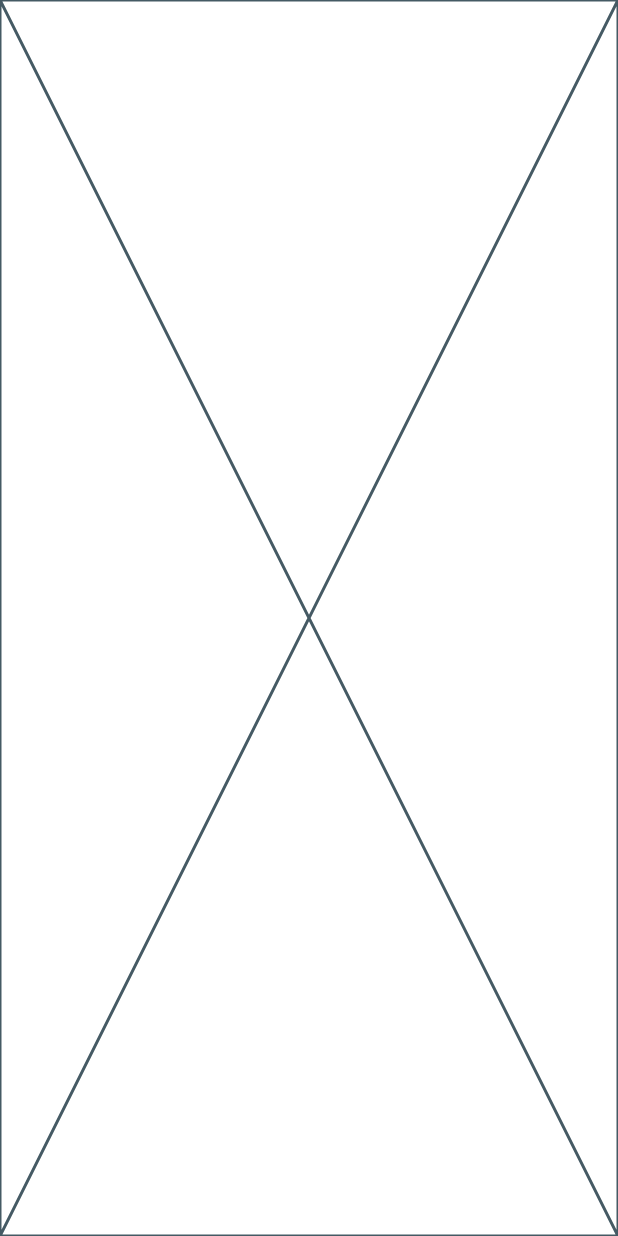
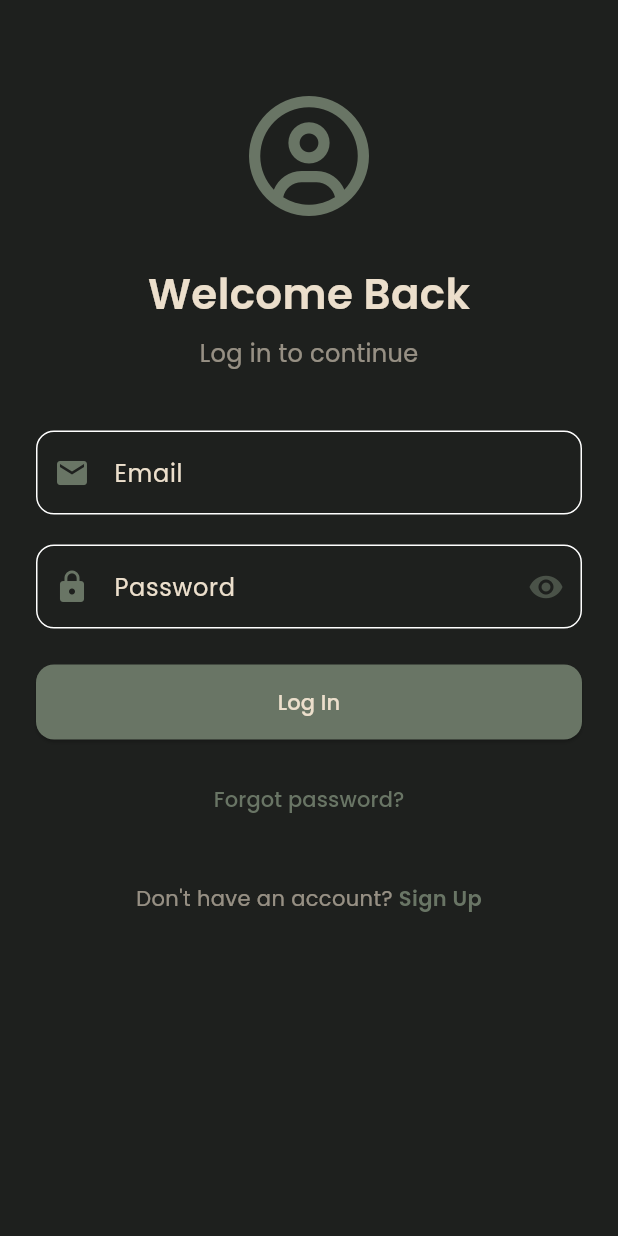
Before and after one commit to AntonKochurka/habit-trackerv2, a Flutter app: the screen it shows after launch, on a phone screen of 412 x 824 dp. Run offline on Flutter 3.47's test engine with Material 3 defaults, Android fonts, the phone set to English and light mode, and no system bars; drawn by our look-alikes of flutter_form_builder; our stand-ins replace bloc, dio, flutter_bloc, flutter_dotenv, font_awesome_flutter, form_builder_validators and 2 more.

Commit message:
ADD: Events, their implementation. Forms

```diff
--- a/lib/app.dart
+++ b/lib/app.dart
@@ -1,5 +1,8 @@
 import 'package:flutter/material.dart';
 import 'package:flutter_bloc/flutter_bloc.dart';
+import 'package:habit_trackerv2/core/theme.dart';
+import 'package:habit_trackerv2/features/auth/screens/login_screen.dart';
+import 'package:habit_trackerv2/features/auth/screens/signup_screen.dart';
 import 'core/navigation/cubit/navigation_cubit.dart';
 
 class App extends StatelessWidget {
@@ -10,10 +13,17 @@ class App extends StatelessWidget {
     return BlocProvider(
       create: (_) => NavigationCubit(),
       child: MaterialApp(
+        theme: lightTheme,
+        darkTheme: darkTheme,
+        themeMode: ThemeMode.dark,
         home: BlocBuilder<NavigationCubit, NavigationState>(
           builder: (context, state) {
-            if (state is NavigationAuthPage) {
+            if (state is NavigationSplashPage) {
               return const Placeholder();
+            } else if (state is NavigationLogInPage) {
+              return LogInScreen();
+            } else if (state is NavigationSignUpPage) {
+              return SignUpScreen();
             } else if (state is NavigationCalendarPage) {
               return const Placeholder();
             }
--- a/lib/core/navigation/cubit/navigation_cubit.dart
+++ b/lib/core/navigation/cubit/navigation_cubit.dart
@@ -15,7 +15,7 @@ class NavigationCubit extends Cubit<NavigationState> {
     if (isAuthenticated) {
       emit(NavigationCalendarPage());
     } else {
-      emit(NavigationAuthPage());
+      emit(NavigationLogInPage());
     }
   }
 
@@ -24,7 +24,8 @@ class NavigationCubit extends Cubit<NavigationState> {
   }
 
   void navigateSplash() => emit(NavigationSplashPage());
-  void navigateAuth() => emit(NavigationAuthPage());
+  void navigateLogIn() => emit(NavigationLogInPage());
+  void navigateSignUp() => emit(NavigationSignUpPage());
   void navigateCalendar() => emit(NavigationCalendarPage());
   void navigateDay() => emit(NavigationDayPage());
   void navigateHabit() => emit(NavigationHabitPage());
--- a/lib/core/navigation/cubit/navigation_state.dart
+++ b/lib/core/navigation/cubit/navigation_state.dart
@@ -5,7 +5,9 @@ sealed class NavigationState {}
 
 final class NavigationSplashPage extends NavigationState {}
 
-final class NavigationAuthPage extends NavigationState {}
+final class NavigationLogInPage extends NavigationState {}
+
+final class NavigationSignUpPage extends NavigationState {}
 
 final class NavigationCalendarPage extends NavigationState {}
 
--- /dev/null
+++ b/lib/core/theme.dart
@@ -0,0 +1,52 @@
+import 'package:flutter/material.dart';
+import 'package:google_fonts/google_fonts.dart';
+
+final lightTheme = ThemeData(
+  brightness: Brightness.light,
+  primaryColor: Color.fromRGBO(150, 167, 141, 1),
+  scaffoldBackgroundColor: Color.fromRGBO(240, 240, 240, 1),
+  cardColor: Colors.white,
+  textTheme: GoogleFonts.poppinsTextTheme(
+    ThemeData.light().textTheme,
+  ),
+  iconTheme: IconThemeData(color: Color.fromRGBO(150, 167, 141, 1)),
+  elevatedButtonTheme: ElevatedButtonThemeData(
+    style: ElevatedButton.styleFrom(
+      backgroundColor: Color.fromRGBO(150, 167, 141, 1),
+      foregroundColor: Colors.white,
+      shape: RoundedRectangleBorder(borderRadius: BorderRadius.circular(12)),
+    ),
+  ),
+  colorScheme: ColorScheme.light(
+    primary: Color.fromRGBO(150, 167, 141, 1),
+    secondary: Color.fromRGBO(182, 206, 180, 1),
+    surface: Color.fromRGBO(217, 233, 207, 1),
+    onPrimary: Colors.white,
+    onSecondary: Colors.white,
+  ),
+);
+
+final darkTheme = ThemeData(
+  brightness: Brightness.dark,
+  primaryColor: Color.fromRGBO(105, 117, 101, 1),
+  scaffoldBackgroundColor: Color.fromRGBO(30, 32, 30, 1),
+  cardColor: Color.fromRGBO(60, 61, 55, 1),
+  textTheme: GoogleFonts.poppinsTextTheme(
+    ThemeData.dark().textTheme,
+  ),
+  iconTheme: IconThemeData(color: Color.fromRGBO(236, 223, 204, 1)),
+  elevatedButtonTheme: ElevatedButtonThemeData(
+    style: ElevatedButton.styleFrom(
+      backgroundColor: Color.fromRGBO(105, 117, 101, 1),
+      foregroundColor: Color.fromRGBO(236, 223, 204, 1),
+      shape: RoundedRectangleBorder(borderRadius: BorderRadius.circular(12)),
+    ),
+  ),
+  colorScheme: ColorScheme.dark(
+    primary: Color.fromRGBO(105, 117, 101, 1),
+    secondary: Color.fromRGBO(60, 61, 55, 1),
+    surface: Color.fromRGBO(60, 61, 55, 1),
+    onPrimary: Color.fromRGBO(236, 223, 204, 1),
+    onSurface: Color.fromRGBO(236, 223, 204, 1),
+  ),
+);
--- a/lib/features/auth/bloc/auth_event.dart
+++ b/lib/features/auth/bloc/auth_event.dart
@@ -2,3 +2,17 @@ part of 'auth_bloc.dart';
 
 @immutable
 sealed class AuthEvent {}
+
+class AuthLogInSubmitted extends AuthEvent {
+  final String email;
+  final String password;
+
+  AuthLogInSubmitted({required this.email, required this.password});
+}
+
+class AuthSignUpSubmitted extends AuthEvent {
+  final String email;
+  final String password;
+
+  AuthSignUpSubmitted({required this.email, required this.password});
+}
--- a/lib/features/auth/bloc/auth_state.dart
+++ b/lib/features/auth/bloc/auth_state.dart
@@ -4,3 +4,12 @@ part of 'auth_bloc.dart';
 sealed class AuthState {}
 
 final class AuthInitial extends AuthState {}
+
+final class AuthLoading extends AuthState {}
+
+final class AuthSuccess extends AuthState {}
+
+final class AuthFailure extends AuthState {
+  final String errorMessage;
+  AuthFailure(this.errorMessage);
+}
--- /dev/null
+++ b/lib/features/auth/components/login_form/login_form/footer.dart
@@ -0,0 +1,32 @@
+import 'package:flutter/material.dart';
+import 'package:flutter_bloc/flutter_bloc.dart';
+import 'package:google_fonts/google_fonts.dart';
+import 'package:habit_trackerv2/core/navigation/cubit/navigation_cubit.dart';
+
+class LogInFooter extends StatelessWidget {
+  const LogInFooter({super.key});
+
+  @override
+  Widget build(BuildContext context) {
+    final colorScheme = Theme.of(context).colorScheme;
+
+    return Row(
+      mainAxisAlignment: MainAxisAlignment.center,
+      children: [
+        Text(
+          "Don't have an account? ",
+          style: GoogleFonts.poppins(color: colorScheme.onSurface.withAlpha(150)),
+        ),
+        GestureDetector(
+          onTap: () {
+            context.read<NavigationCubit>().navigateSignUp();
+          },
+          child: Text(
+            'Sign Up',
+            style: GoogleFonts.poppins(color: colorScheme.primary, fontWeight: FontWeight.w600),
+          ),
+        ),
+      ],
+    );
+  }
+}
--- /dev/null
+++ b/lib/features/auth/components/login_form/login_form/form.dart
@@ -0,0 +1,84 @@
+import 'package:flutter/material.dart';
+import 'package:flutter_bloc/flutter_bloc.dart';
+import 'package:flutter_form_builder/flutter_form_builder.dart';
+import 'package:form_builder_validators/form_builder_validators.dart';
+import 'package:google_fonts/google_fonts.dart';
+import 'package:habit_trackerv2/features/auth/bloc/auth_bloc.dart';
+import 'package:habit_trackerv2/features/auth/components/password_field.dart';
+
+class LogInForm extends StatelessWidget {
+  const LogInForm({super.key});
+
+  @override
+  Widget build(BuildContext context) {
+    final formKey = GlobalKey<FormBuilderState>();
+    final colorScheme = Theme.of(context).colorScheme;
+
+    return FormBuilder(
+      key: formKey,
+      child: Column(
+        children: [
+          FormBuilderTextField(
+            name: 'email',
+            decoration: InputDecoration(
+              labelText: 'Email',
+              labelStyle: GoogleFonts.poppins(),
+              prefixIcon: Icon(Icons.email, color: colorScheme.primary),
+              border: OutlineInputBorder(borderRadius: BorderRadius.circular(12)),
+            ),
+            validator: FormBuilderValidators.compose([
+              FormBuilderValidators.required(),
+              FormBuilderValidators.email(),
+            ]),
+          ),
+          const SizedBox(height: 20),
+          PasswordField(
+            name: 'password',
+            labelText: 'Password',
+          ),
+          const SizedBox(height: 24),
+          SizedBox(
+            width: double.infinity,
+            height: 50,
+            child: BlocConsumer<AuthBloc, AuthState>(
+              listener: (context, state) {
+                if (state is AuthFailure) {
+                  ScaffoldMessenger.of(context).showSnackBar(
+                    SnackBar(
+                      content: Text(state.errorMessage),
+                    )
+                  );
+                }
+              },
+              builder: (context, state) {
+                return ElevatedButton(
+                  onPressed: state is AuthLoading
+                      ? null
+                      : () {
+                          if (formKey.currentState?.saveAndValidate() ?? false) {
+                            final data = formKey.currentState!.value;
+                            context.read<AuthBloc>().add(
+                                  AuthLogInSubmitted(
+                                    email: data["email"],
+                                    password: data["password"],
+                                  ),
+                                );
+                          }
+                        },
+                  child: state is AuthLoading
+                      ? const CircularProgressIndicator()
+                      : const Text("Log In"),
+                );
+              },
+            ),
+          ),
+          const SizedBox(height: 16),
+          TextButton(
+            onPressed: () {},
+            child: Text('Forgot password?', style: GoogleFonts.poppins(color: colorScheme.primary)),
+          ),
+        ],
+      ),
+    );
+  }
+}
--- /dev/null
+++ b/lib/features/auth/components/login_form/login_form/header.dart
@@ -0,0 +1,34 @@
+import 'package:flutter/material.dart';
+import 'package:font_awesome_flutter/font_awesome_flutter.dart';
+import 'package:google_fonts/google_fonts.dart';
+
+class LogInHeader extends StatelessWidget {
+  const LogInHeader({super.key});
+
+  @override
+  Widget build(BuildContext context) {
+    final colorScheme = Theme.of(context).colorScheme;
+    return Column(
+      children: [
+        Icon(FontAwesomeIcons.circleUser, size: 80, color: colorScheme.primary),
+        const SizedBox(height: 32),
+        Text(
+          'Welcome Back',
+          style: GoogleFonts.poppins(
+            fontSize: 28,
+            fontWeight: FontWeight.w600,
+            color: colorScheme.onSurface,
+          ),
+        ),
+        const SizedBox(height: 8),
+        Text(
+          'Log in to continue',
+          style: GoogleFonts.poppins(
+            fontSize: 16,
+            color: colorScheme.onSurface.withAlpha(150),
+          ),
+        ),
+      ],
+    );
+  }
+}
--- /dev/null
+++ b/lib/features/auth/components/password_field.dart
@@ -0,0 +1,59 @@
+import 'package:flutter/material.dart';
+import 'package:flutter_form_builder/flutter_form_builder.dart';
+import 'package:form_builder_validators/form_builder_validators.dart';
+import 'package:google_fonts/google_fonts.dart';
+
+class PasswordField extends StatefulWidget {
+  final String name;
+  final String labelText;
+  final String? Function(String?)? validator;
+
+  const PasswordField({
+    super.key,
+    required this.name,
+    required this.labelText,
+    this.validator,
+  });
+
+  @override
+  State<PasswordField> createState() => _PasswordFieldState();
+}
+
+class _PasswordFieldState extends State<PasswordField> {
+  bool _obscureText = true;
+
+  void _togglePasswordVisibility() {
+    setState(() {
+      _obscureText = !_obscureText;
+    });
+  }
+
+  @override
+  Widget build(BuildContext context) {
+    final colorScheme = Theme.of(context).colorScheme;
+
+    return FormBuilderTextField(
+      name: widget.name,
+      obscureText: _obscureText,
+      decoration: InputDecoration(
+        labelText: widget.labelText,
+        labelStyle: GoogleFonts.poppins(),
+        prefixIcon: Icon(Icons.lock, color: colorScheme.primary),
+        suffixIcon: IconButton(
+          icon: Icon(
+            _obscureText ? Icons.visibility : Icons.visibility_off,
+            color: colorScheme.primary.withAlpha(150),
+          ),
+          onPressed: _togglePasswordVisibility,
+        ),
+        border: OutlineInputBorder(
+          borderRadius: BorderRadius.circular(12),
+        ),
+      ),
+      validator: widget.validator ?? FormBuilderValidators.compose([
+        FormBuilderValidators.required(),
+        FormBuilderValidators.minLength(6),
+      ]),
+    );
+  }
+}
--- /dev/null
+++ b/lib/features/auth/screens/login_screen.dart
@@ -0,0 +1,29 @@
+import 'package:flutter/material.dart';
+import 'package:habit_trackerv2/features/auth/components/login_form/login_form/footer.dart';
+import 'package:habit_trackerv2/features/auth/components/login_form/login_form/form.dart';
+import 'package:habit_trackerv2/features/auth/components/login_form/login_form/header.dart';
+
+class LogInScreen extends StatelessWidget {
+  const LogInScreen({super.key});
+
+  @override
+  Widget build(BuildContext context) {
+      return Scaffold(
+      body: SafeArea(
+        child: SingleChildScrollView(
+          padding: const EdgeInsets.all(24),
+          child: Column(
+            children: [
+              const SizedBox(height: 40),
+              const LogInHeader(),
+              const SizedBox(height: 40),
+              const LogInForm(),
+              const SizedBox(height: 32),
+              const LogInFooter(),
+            ],
+          ),
+        ),
+      ),
+    );
+  }
+}
--- a/pubspec.yaml
+++ b/pubspec.yaml
@@ -40,6 +40,10 @@ dependencies:
   flutter_bloc: ^9.1.1
   flutter_dotenv: ^6.0.0
   get_it: ^8.2.0
+  flutter_form_builder: ^10.1.0
+  font_awesome_flutter: ^10.9.1
+  google_fonts: ^6.3.2
+  form_builder_validators: ^11.2.0
 
 dev_dependencies:
   flutter_test:
```
Also changed, not shown: lib/features/auth/bloc/auth_bloc.dart (+11 -2 lines), lib/features/auth/components/signup_form/footer.dart (added, +32 -0 lines), lib/features/auth/components/signup_form/form.dart (added, +93 -0 lines), lib/features/auth/components/signup_form/header.dart (added, +34 -0 lines), lib/features/auth/screens/signup_screen.dart (added, +29 -0 lines), lib/main.dart (+19 -3 lines), pubspec.lock, 1 other file.
